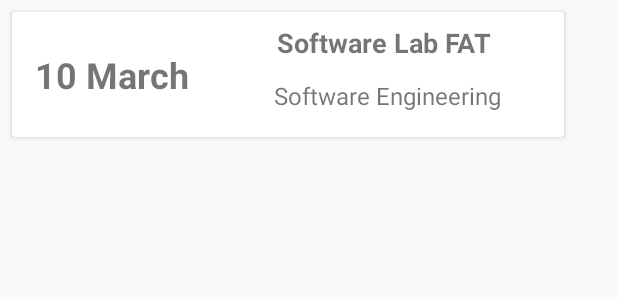
After one commit to yvmatts28/Finite, an Android app: the layout task_row.xml on its own in the app's theme, with its tools: preview values and no code run, on a phone screen of 412 x 824 dp. The commit adds this screen. Shown: the top 300 px of the screen. Run offline under Robolectric (Android 15) with nearby library versions, the phone set to English and light mode, and no system bars.

```diff
--- a/app/build.gradle
+++ b/app/build.gradle
@@ -30,4 +30,7 @@ dependencies {
     testImplementation 'junit:junit:4.12'
     androidTestImplementation 'com.android.support.test:runner:1.0.1'
     androidTestImplementation 'com.android.support.test.espresso:espresso-core:3.0.1'
+    compile 'com.github.thorbenprimke:realm-recyclerview:0.9.25'
+    implementation 'com.github.blackbeared:fusion:1.0.3'
+    implementation 'com.android.support:cardview-v7:26.1.0'
 }
--- a/app/src/main/AndroidManifest.xml
+++ b/app/src/main/AndroidManifest.xml
@@ -9,7 +9,7 @@
         android:roundIcon="@mipmap/ic_launcher_round"
         android:supportsRtl="true"
         android:theme="@style/AppTheme">
-        <activity android:name=".MainActivity">
+        <activity android:name=".Activity.MainActivity">
             <intent-filter>
                 <action android:name="android.intent.action.MAIN" />
 
--- /dev/null
+++ b/app/src/main/res/layout/task_row.xml
@@ -0,0 +1,81 @@
+<?xml version="1.0" encoding="utf-8"?>
+<android.support.constraint.ConstraintLayout xmlns:android="http://schemas.android.com/apk/res/android"
+    xmlns:app="http://schemas.android.com/apk/res-auto"
+    xmlns:tools="http://schemas.android.com/tools"
+    android:layout_width="match_parent"
+    android:layout_height="wrap_content">
+
+    <android.support.v7.widget.CardView
+        android:layout_width="368dp"
+        android:layout_height="83dp"
+        android:layout_marginBottom="8dp"
+        android:layout_marginEnd="8dp"
+        android:layout_marginStart="8dp"
+        android:layout_marginTop="8dp"
+        app:layout_constraintBottom_toBottomOf="parent"
+        app:layout_constraintEnd_toEndOf="parent"
+        app:layout_constraintHorizontal_bias="0.0"
+        app:layout_constraintStart_toStartOf="parent"
+        app:layout_constraintTop_toTopOf="parent"
+        app:layout_constraintVertical_bias="0.019" >
+
+        <android.support.constraint.ConstraintLayout
+            android:layout_width="match_parent"
+            android:layout_height="match_parent">
+
+            <TextView
+                android:id="@+id/displayAssignedBy"
+                android:layout_width="wrap_content"
+                android:layout_height="wrap_content"
+                android:layout_marginBottom="8dp"
+                android:layout_marginEnd="8dp"
+                android:layout_marginStart="8dp"
+                android:layout_marginTop="8dp"
+                android:text="Software Engineering"
+                android:textAlignment="center"
+                android:textSize="16sp"
+                app:layout_constraintBottom_toBottomOf="parent"
+                app:layout_constraintEnd_toEndOf="parent"
+                app:layout_constraintHorizontal_bias="0.595"
+                app:layout_constraintStart_toEndOf="@+id/dateDisplay"
+                app:layout_constraintTop_toBottomOf="@+id/displayName"
+                app:layout_constraintVertical_bias="0.333" />
+
+            <TextView
+                android:id="@+id/displayName"
+                android:layout_width="wrap_content"
+                android:layout_height="wrap_content"
+                android:layout_marginBottom="8dp"
+                android:layout_marginEnd="8dp"
+                android:layout_marginStart="8dp"
+                android:layout_marginTop="8dp"
+                android:text="Software Lab FAT"
+                android:textSize="18sp"
+                android:textStyle="bold"
+                app:layout_constraintBottom_toBottomOf="parent"
+                app:layout_constraintEnd_toEndOf="parent"
+                app:layout_constraintHorizontal_bias="0.561"
+                app:layout_constraintStart_toEndOf="@+id/dateDisplay"
+                app:layout_constraintTop_toTopOf="parent"
+                app:layout_constraintVertical_bias="0.0" />
+
+            <TextView
+                android:id="@+id/dateDisplay"
+                android:layout_width="wrap_content"
+                android:layout_height="wrap_content"
+                android:layout_marginBottom="8dp"
+                android:layout_marginEnd="8dp"
+                android:layout_marginStart="8dp"
+                android:layout_marginTop="8dp"
+                android:text="10 March"
+                android:textAlignment="center"
+                android:textSize="24sp"
+                android:textStyle="bold"
+                app:layout_constraintBottom_toBottomOf="parent"
+                app:layout_constraintEnd_toEndOf="parent"
+                app:layout_constraintHorizontal_bias="0.027"
+                app:layout_constraintStart_toStartOf="parent"
+                app:layout_constraintTop_toTopOf="parent" />
+        </android.support.constraint.ConstraintLayout>
+    </android.support.v7.widget.CardView>
+</android.support.constraint.ConstraintLayout>
--- a/build.gradle
+++ b/build.gradle
@@ -5,6 +5,7 @@ buildscript {
     repositories {
         google()
         jcenter()
+
     }
     dependencies {
         classpath 'com.android.tools.build:gradle:3.0.1'
@@ -19,6 +20,7 @@ allprojects {
     repositories {
         google()
         jcenter()
+        maven { url "https://jitpack.io" }
     }
 }
 
```
Also changed, not shown: app/src/main/java/com/technology/olympian/finite/Activity/MainActivity.kt (added, +35 -0 lines), app/src/main/java/com/technology/olympian/finite/Data/ToDoAdapter.kt (added, +39 -0 lines), app/src/main/java/com/technology/olympian/finite/Data/ToDoItem.kt (added, +50 -0 lines), app/src/main/java/com/technology/olympian/finite/MainActivity.kt (deleted, +0 -12 lines), app/src/main/res/drawable/ic_cloud_upload_black_24dp.xml (added, +9 -0 lines), app/src/main/res/drawable/ic_dashboard_black_24dp.xml (added, +9 -0 lines), app/src/main/res/layout/activity_main.xml (+95 -6 lines), app/src/main/res/layout/to_do_empty_view.xml (added, +41 -0 lines).
